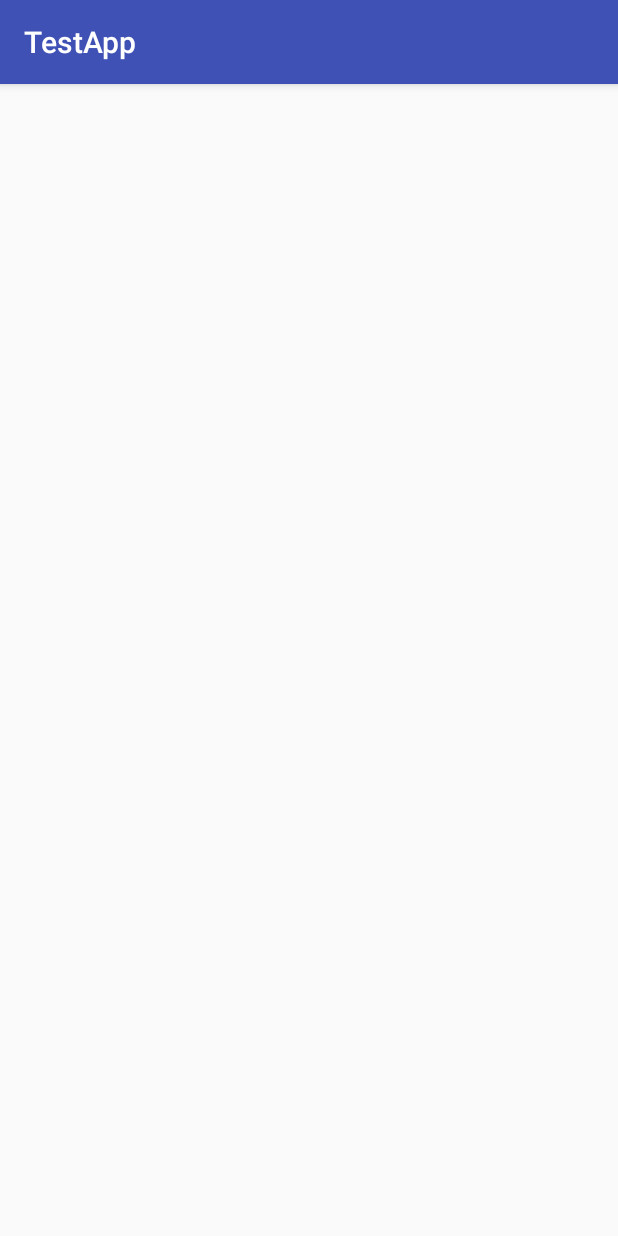
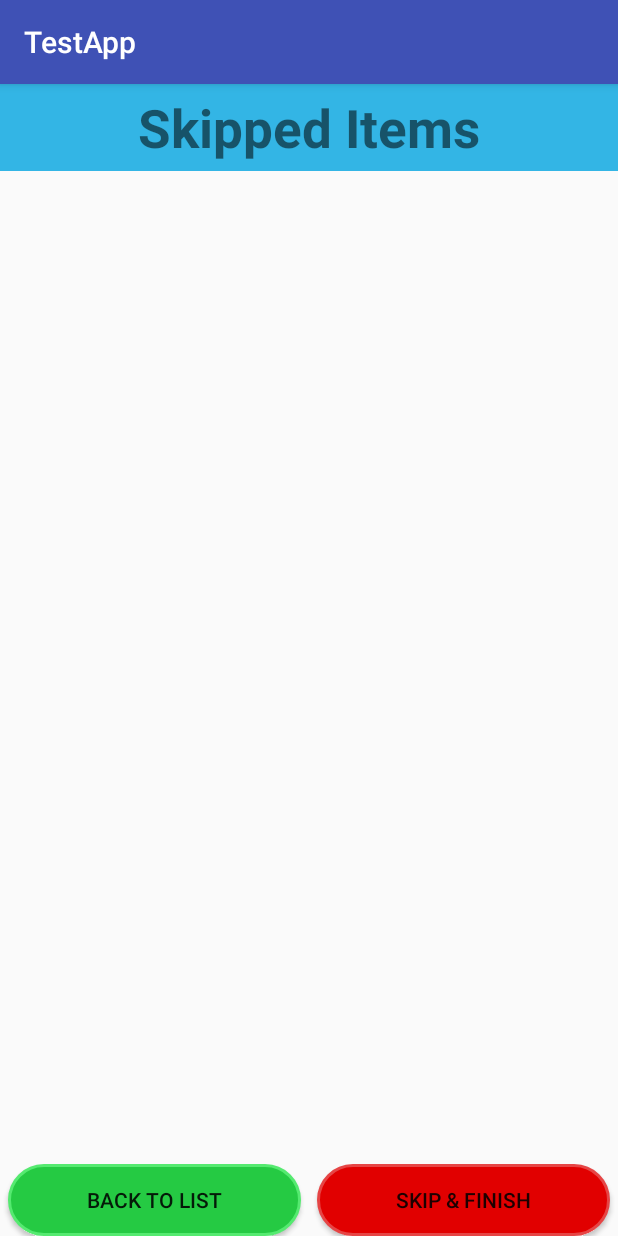
Before and after one commit to rahulrainaaa/TestApp, an Android app: the SummaryActivity screen opened directly, with no data from a screen before it, on a phone screen of 412 x 824 dp. Run offline under Robolectric (Android 15) with nearby library versions, the phone set to English and light mode, and no system bars.

Commit message:
Initial Commit

```diff
--- a/app/src/main/java/app/testapp/SummaryActivity.java
+++ b/app/src/main/java/app/testapp/SummaryActivity.java
@@ -9,5 +9,6 @@ public class SummaryActivity extends AppCompatActivity {
     protected void onCreate(Bundle savedInstanceState) {
         super.onCreate(savedInstanceState);
         setContentView(R.layout.activity_summary);
+
     }
 }
--- /dev/null
+++ b/app/src/main/res/drawable/circleshape_green.xml
@@ -0,0 +1,18 @@
+<shape xmlns:android="http://schemas.android.com/apk/res/android"
+    android:shape="rectangle">
+
+    <solid android:color="#25ca43" />
+
+    <stroke
+        android:width="2dp"
+        android:color="#55ea70" />
+
+    <padding
+        android:bottom="0dp"
+        android:left="0dp"
+        android:right="0dp"
+        android:top="0dp" />
+
+    <corners android:radius="70dp" />
+
+</shape>
--- /dev/null
+++ b/app/src/main/res/drawable/circleshape_red.xml
@@ -0,0 +1,18 @@
+<shape xmlns:android="http://schemas.android.com/apk/res/android"
+    android:shape="rectangle">
+
+    <solid android:color="#e10000" />
+
+    <stroke
+        android:width="2dp"
+        android:color="#e64545" />
+
+    <padding
+        android:bottom="0dp"
+        android:left="0dp"
+        android:right="0dp"
+        android:top="0dp" />
+
+    <corners android:radius="70dp" />
+
+</shape>
--- a/app/src/main/res/layout/activity_summary.xml
+++ b/app/src/main/res/layout/activity_summary.xml
@@ -1,13 +1,60 @@
 <?xml version="1.0" encoding="utf-8"?>
 <RelativeLayout xmlns:android="http://schemas.android.com/apk/res/android"
-    xmlns:tools="http://schemas.android.com/tools"
-    android:id="@+id/activity_summary"
     android:layout_width="match_parent"
-    android:layout_height="match_parent"
-    android:paddingBottom="@dimen/activity_vertical_margin"
-    android:paddingLeft="@dimen/activity_horizontal_margin"
-    android:paddingRight="@dimen/activity_horizontal_margin"
-    android:paddingTop="@dimen/activity_vertical_margin"
-    tools:context="app.testapp.SummaryActivity">
+    android:layout_height="match_parent">
+
+    <TextView
+        android:id="@+id/textView2"
+        android:layout_width="match_parent"
+        android:layout_height="wrap_content"
+        android:background="@android:color/holo_blue_light"
+        android:gravity="center"
+        android:paddingBottom="5dp"
+        android:paddingTop="5dp"
+        android:text="Skipped Items"
+        android:textSize="35dp"
+        android:textStyle="bold" />
+
+    <ListView
+        android:id="@+id/listView"
+        android:layout_width="match_parent"
+        android:layout_height="match_parent"
+        android:layout_above="@+id/linearLayout"
+        android:layout_below="@+id/textView2"
+        android:divider="#ffffff"
+        android:dividerHeight="9dp"
+        android:padding="2dp"
+        android:soundEffectsEnabled="true" />
+
+    <LinearLayout
+        android:id="@+id/linearLayout"
+        android:layout_width="match_parent"
+        android:layout_height="wrap_content"
+        android:layout_alignParentBottom="true"
+        android:layout_alignParentLeft="true"
+        android:layout_alignParentStart="true"
+        android:orientation="horizontal"
+        android:weightSum="2">
+
+        <Button
+            android:layout_width="wrap_content"
+            android:layout_height="match_parent"
+            android:layout_marginLeft="5dp"
+            android:layout_marginRight="5dp"
+            android:layout_weight="1"
+            android:background="@drawable/circleshape_green"
+            android:text="Back to List" />
+
+        <Button
+            android:layout_width="wrap_content"
+            android:layout_height="match_parent"
+            android:layout_marginLeft="5dp"
+            android:layout_marginRight="5dp"
+            android:layout_weight="1"
+            android:background="@drawable/circleshape_red"
+            android:text="Skip &amp; Finish" />
+
+
+    </LinearLayout>
 
 </RelativeLayout>
```
